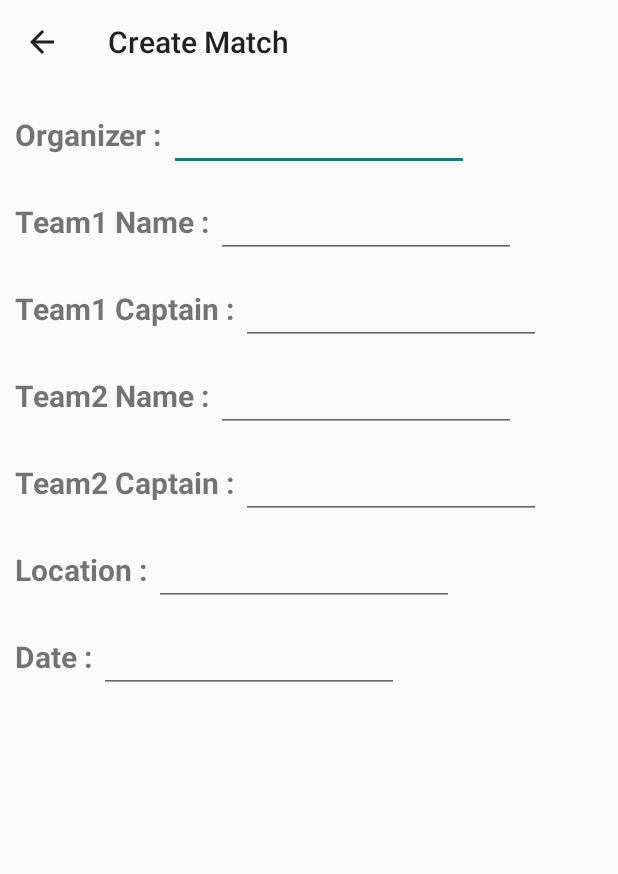
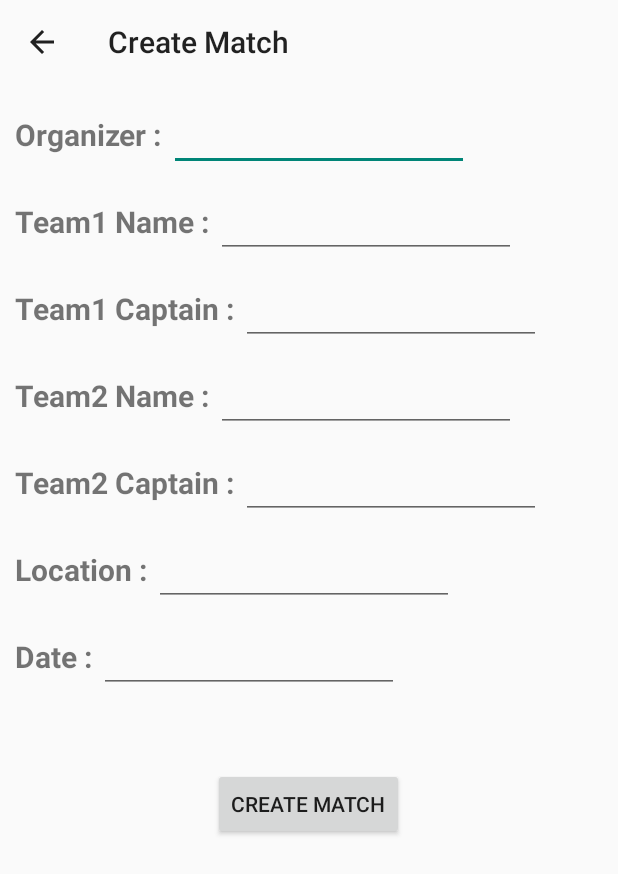
Before and after one commit to Ljcup/Football, an Android app: the Creatematch screen opened directly, with no data from a screen before it, on a phone screen of 412 x 824 dp. Shown: the top 874 px of the screen. Run offline under Robolectric (Android 15) with nearby library versions, the phone set to English and light mode, and no system bars; our stand-ins replace Firebase (no records; nobody signed in at launch, a user with empty details on screens opened directly).

Commit message:
Initial Commit

```diff
--- a/app/build.gradle
+++ b/app/build.gradle
@@ -42,4 +42,5 @@ dependencies {
     implementation 'com.google.firebase:firebase-analytics'
     implementation 'com.google.firebase:firebase-auth:20.0.2'
     implementation 'com.chaos.view:pinview:1.4.4'
+    implementation 'com.firebaseui:firebase-ui-firestore:7.1.1'
 }
--- a/app/src/main/AndroidManifest.xml
+++ b/app/src/main/AndroidManifest.xml
@@ -11,7 +11,8 @@
         android:roundIcon="@mipmap/ic_logo_round"
         android:supportsRtl="true"
         android:theme="@style/Theme.Scorenumber">
-        <activity android:name=".datab"></activity>
+        <activity android:name=".scoring"></activity>
+        <activity android:name=".datab" />
         <activity
             android:name=".Match"
             android:parentActivityName=".Main_Home" />
--- a/app/src/main/java/com/myapp/scorenumber/Creatematch.java
+++ b/app/src/main/java/com/myapp/scorenumber/Creatematch.java
@@ -1,11 +1,32 @@
 package com.myapp.scorenumber;
 
+import androidx.annotation.NonNull;
 import androidx.appcompat.app.AppCompatActivity;
 import androidx.appcompat.widget.Toolbar;
 
+import android.content.Intent;
 import android.os.Bundle;
+import android.view.View;
+import android.widget.Button;
+import android.widget.EditText;
+import android.widget.Toast;
+
+import com.google.android.gms.tasks.OnCompleteListener;
+import com.google.android.gms.tasks.OnSuccessListener;
+import com.google.android.gms.tasks.Task;
+import com.google.firebase.auth.FirebaseAuth;
+import com.google.firebase.firestore.DocumentReference;
+import com.google.firebase.firestore.FirebaseFirestore;
+
+import java.util.HashMap;
+import java.util.Map;
 
 public class Creatematch extends AppCompatActivity {
+
+    private EditText Orgname,Team1name,Team2name,Team1cap,Team2cap,Location,Matchdate;
+    private Button Creatematch;
+    FirebaseFirestore db;
+    FirebaseAuth mAuth;
 
     @Override
     protected void onCreate(Bundle savedInstanceState) {
@@ -17,6 +38,56 @@ public class Creatematch extends AppCompatActivity {
         getSupportActionBar().setTitle("Create Match");
         getSupportActionBar().setDisplayHomeAsUpEnabled(true);
 
+        Orgname = (EditText)findViewById(R.id.etorgname);
+        Team1name = (EditText)findViewById(R.id.etteam1name);
+        Team1cap = (EditText)findViewById(R.id.etteam1cap);
+        Team2name = (EditText)findViewById(R.id.etteam2name);
+        Team2cap = (EditText)findViewById(R.id.etteam2cap);
+        Location = (EditText)findViewById(R.id.etlocation);
+        Matchdate = (EditText)findViewById(R.id.etdate);
+
+        Creatematch = (Button)findViewById(R.id.btcreatematch);
+
+        db = FirebaseFirestore.getInstance();
+        mAuth = FirebaseAuth.getInstance();
+
+        Creatematch.setOnClickListener(new View.OnClickListener() {
+            @Override
+            public void onClick(View view) {
+                String orgname = Orgname.getText().toString().trim();
+                String team1name = Team1name.getText().toString().trim();
+                String team2name = Team2name.getText().toString().trim();
+                String team1cap = Team1cap.getText().toString().trim();
+                String team2cap =Team2cap.getText().toString().trim();
+                String location =Location.getText().toString().trim();
+                String matchtdate = Matchdate.getText().toString().trim();
+                String orguuid = mAuth.getUid();
+
+                Map<String, Object> match = new HashMap<>();
+                match.put("orgname",orgname);
+                match.put("orguuid",orguuid);
+                match.put("Team1",team1name);
+                match.put("Team1cap",team1cap);
+                match.put("Team2",team2name);
+                match.put("Team2cap",team2cap);
+                match.put("location",location);
+                match.put("Date",matchtdate);
+                match.put("Team1score",0);
+                match.put("Team2score",0);
+
+                db.collection("matches")
+                        .add(match)
+                        .addOnSuccessListener(new OnSuccessListener<DocumentReference>() {
+                            @Override
+                            public void onSuccess(DocumentReference documentReference) {
+                                Toast.makeText(Creatematch.this,"Successful",Toast.LENGTH_SHORT).show();
+                                Intent intent = new Intent(Creatematch.this,scoring.class);
+                                startActivity(intent);
+                                finish();
+                            }
+                        });
+            }
+        });
 
 
     }
--- a/app/src/main/java/com/myapp/scorenumber/Verify_otp.java
+++ b/app/src/main/java/com/myapp/scorenumber/Verify_otp.java
@@ -88,9 +88,7 @@ public class Verify_otp extends AppCompatActivity {
                     @Override
                     public void onComplete(@NonNull Task<AuthResult> task) {
                         if(task.isSuccessful()){
-                            Intent intent = new Intent(Verify_otp.this,Home.class);
-                            startActivity(intent);
-                            finish();
+                           skipclass sc = new skipclass(Verify_otp.this);
                             Toast.makeText(Verify_otp.this,"Verified",Toast.LENGTH_SHORT).show();
                         }else {
                             Toast.makeText(Verify_otp.this,"The OTP is invalid",Toast.LENGTH_SHORT).show();
--- a/app/src/main/res/layout/activity_creatematch.xml
+++ b/app/src/main/res/layout/activity_creatematch.xml
@@ -31,11 +31,12 @@
             android:textSize="20dp"
             android:layout_marginStart="10dp">
         </TextView>
+
         <EditText
+            android:id="@+id/etorgname"
+            android:layout_width="200dp"
             android:layout_height="wrap_content"
-            android:layout_width="200dp"
-            android:textSize="20dp">
-        </EditText>
+            android:textSize="20dp"></EditText>
     </LinearLayout>
     <LinearLayout android:layout_height="wrap_content"
         android:layout_width="match_parent"
@@ -49,11 +50,12 @@
             android:textStyle="bold"
             android:textSize="20dp">
         </TextView>
+
         <EditText
+            android:id="@+id/etteam1name"
+            android:layout_width="200dp"
             android:layout_height="wrap_content"
-            android:layout_width="200dp"
-            android:textSize="20dp">
-        </EditText>
+            android:textSize="20dp"></EditText>
     </LinearLayout>
     <LinearLayout android:layout_height="wrap_content"
         android:layout_width="match_parent"
@@ -68,6 +70,7 @@
             android:textSize="20dp">
         </TextView>
         <EditText
+            android:id="@+id/etteam1cap"
             android:layout_height="wrap_content"
             android:layout_width="200dp"
             android:textSize="20dp">
@@ -86,6 +89,7 @@
             android:textSize="20dp">
         </TextView>
         <EditText
+            android:id="@+id/etteam2name"
             android:layout_height="wrap_content"
             android:layout_width="200dp"
             android:textSize="20dp">
@@ -104,6 +108,7 @@
             android:textSize="20dp">
         </TextView>
         <EditText
+            android:id="@+id/etteam2cap"
             android:layout_height="wrap_content"
             android:layout_width="200dp"
             android:textSize="20dp">
@@ -122,6 +127,7 @@
             android:textSize="20dp">
         </TextView>
         <EditText
+            android:id="@+id/etlocation"
             android:layout_height="wrap_content"
             android:layout_width="200dp"
             android:textSize="20dp">
@@ -140,10 +146,20 @@
             android:textSize="20dp">
         </TextView>
         <EditText
+            android:id="@+id/etdate"
             android:layout_height="wrap_content"
             android:layout_width="200dp"
             android:textSize="20dp">
         </EditText>
 
     </LinearLayout>
+    <Button
+        android:id="@+id/btcreatematch"
+        android:layout_height="wrap_content"
+        android:layout_width="wrap_content"
+        android:layout_marginTop="50dp"
+        android:text="Create Match"
+        android:clickable="true"
+        android:layout_gravity="center_horizontal">
+    </Button>
 </LinearLayout>
```
Also changed, not shown: app/src/main/java/com/myapp/scorenumber/Home.java (+21 -21 lines), app/src/main/java/com/myapp/scorenumber/Match.java (+74 -0 lines), app/src/main/java/com/myapp/scorenumber/MyModel.java (+43 -0 lines), app/src/main/java/com/myapp/scorenumber/Send_otp.java (+6 -15 lines), app/src/main/java/com/myapp/scorenumber/scoring.java (added, +14 -0 lines), app/src/main/java/com/myapp/scorenumber/skipclass.java (added, +45 -0 lines), app/src/main/res/layout/activity_match.xml (+7 -16 lines), app/src/main/res/layout/activity_scoring.xml (added, +9 -0 lines), app/src/main/res/layout/listrow.xml (+75 -27 lines).
